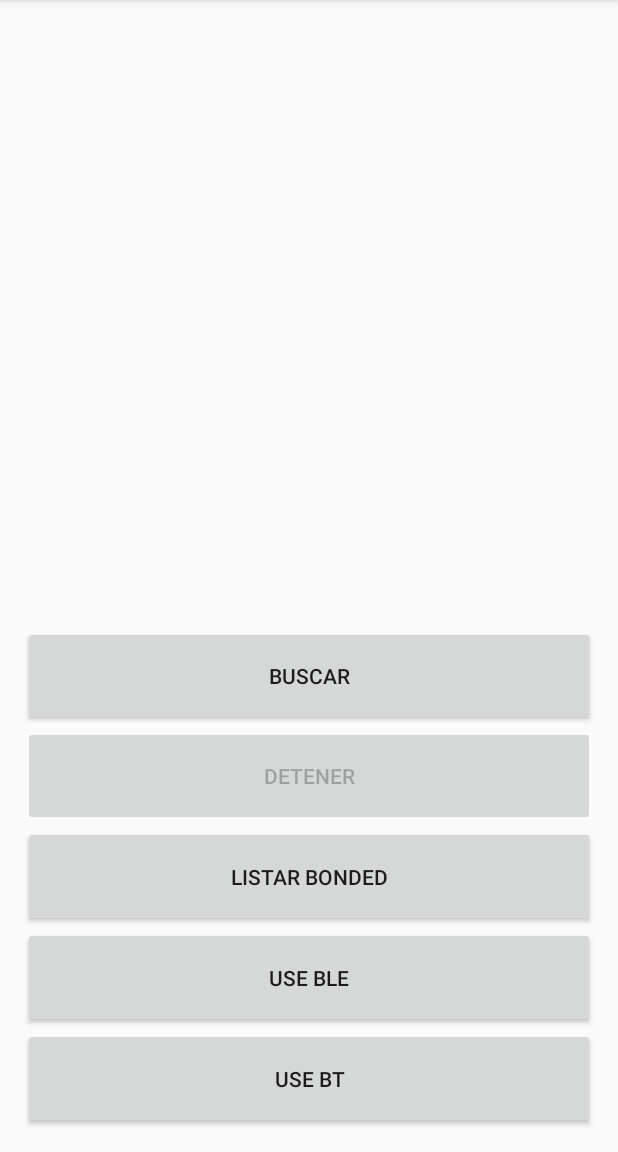
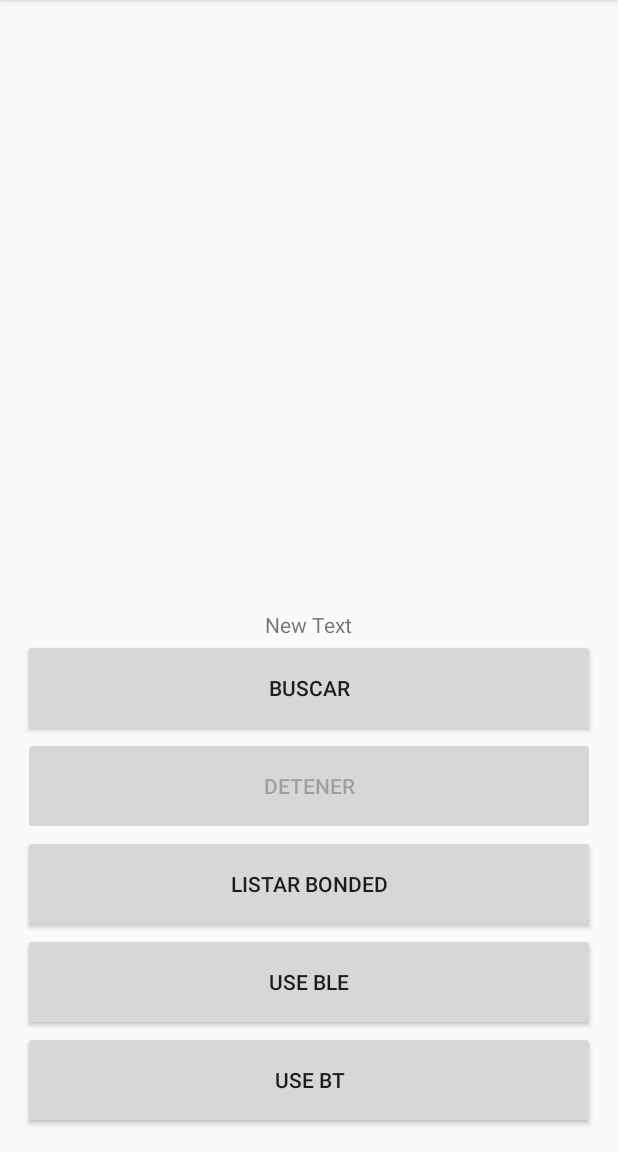
Before and after one commit to jbianciotto/blueChat, an Android app: the screen it shows after launch (HomeActivity), on a phone screen of 412 x 824 dp, the part 84-1236 px from its top. Run offline under Robolectric (Android 15) with nearby library versions, the phone set to English and light mode, and no system bars.

```diff
--- a/app/src/main/res/layout/fragment_main.xml
+++ b/app/src/main/res/layout/fragment_main.xml
@@ -11,6 +11,13 @@
         android:layout_width="match_parent"
         android:layout_height="0dp"
         android:layout_weight="6"/>
+
+    <TextView
+        android:layout_width="wrap_content"
+        android:layout_height="wrap_content"
+        android:text="New Text"
+        android:id="@+id/textView"
+        android:layout_gravity="center_horizontal" />
 
     <Button
         android:id="@+id/search_button"
```
